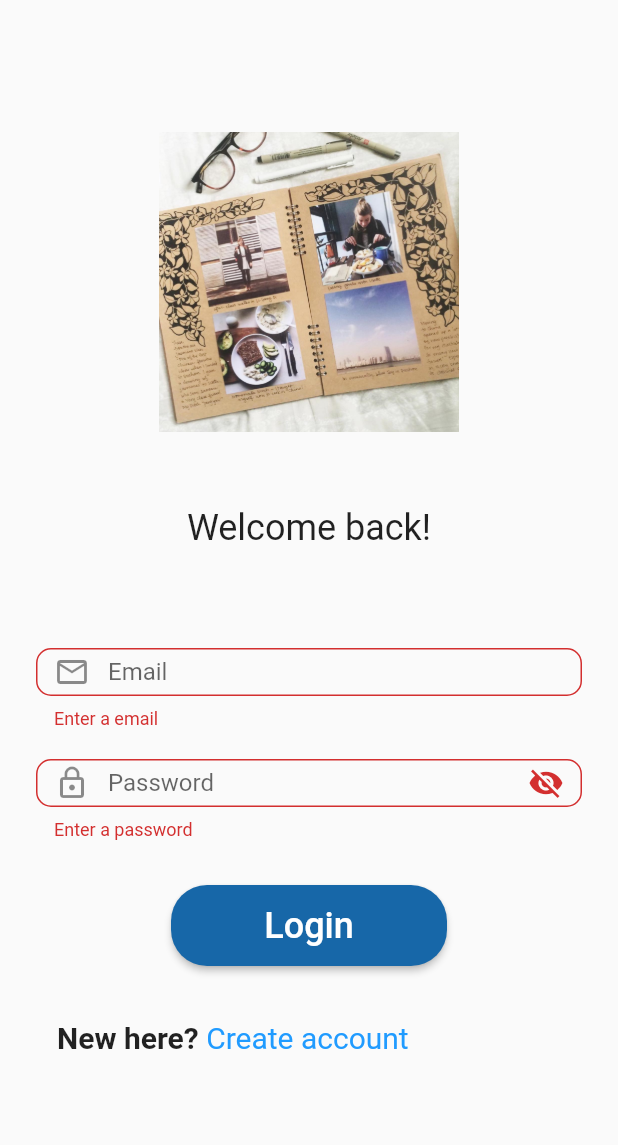
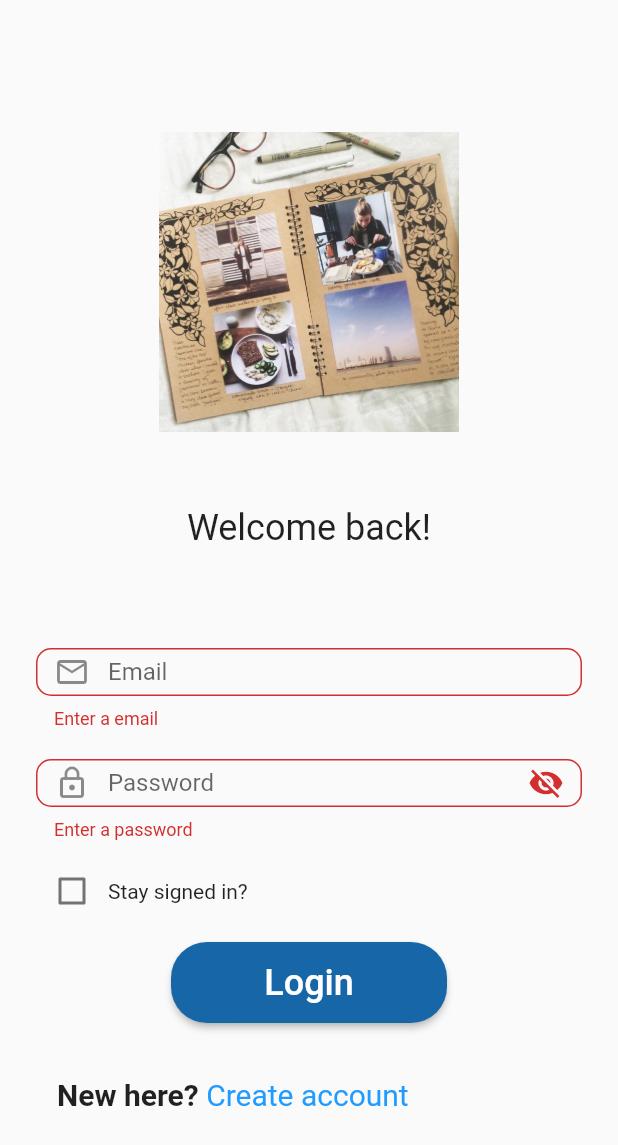
Before and after one commit to NicholasNassour/Scrapbook, a Flutter app: the screen it shows after launch, after a tap on "Login", on a phone screen of 412 x 824 dp. Shown: the top 1145 px of the screen. Run offline on Flutter 3.47's test engine with Material 2 defaults, Android fonts, the phone set to English and light mode, and no system bars; our stand-ins replace cloud_firestore, firebase_auth, firebase_core, flutter_secure_storage, geolocator, google_maps_flutter and 2 more; missing offline and left inert: flutter_polyline_points; accounts and stored records are empty.

Commit message:
added checkbox to stay logged in

```diff
--- a/lib/login.dart
+++ b/lib/login.dart
@@ -1,13 +1,10 @@
 import 'package:flutter/material.dart';
 import 'package:flutter_application_1/SignUp.dart';
-// import 'package:flutter_application_1/newPage.dart';
 import 'package:flutter_application_1/src/navpages/main_page.dart';
-// import 'package:flutter/services.dart';
 import 'dart:core';
 import 'package:flutter_application_1/authentication.dart';
-// import "home3.dart";
 import "package:flutter_secure_storage/flutter_secure_storage.dart";
-// import 'newPage.dart';
+import 'package:shared_preferences/shared_preferences.dart';
 
 //Create more messages when an email is not found/password is incorrect etc
 
@@ -89,6 +86,7 @@ class _LoginFormState extends State<LoginForm> {
   String? password;
 
   bool _obscureText = true;
+  bool _isChecked = false;
 
   @override
   Widget build(BuildContext context) {
@@ -165,37 +163,38 @@ class _LoginFormState extends State<LoginForm> {
             ),
           ),
 
-          const SizedBox(height: 30),
+          const SizedBox(height: 10),
+
+          // Stay signed in Checkbox
+          Row(
+            children: [
+              Checkbox(
+                value: _isChecked,
+                onChanged: (bool? value) {
+                  setState(() {
+                    _isChecked = value!;
+                  });
+                },
+              ),
+              const Flexible(
+                child: Text(
+                  'Stay signed in?',
+                  textAlign: TextAlign.right,
+                ),
+              ),
+            ],
+          ),
+
+          const SizedBox(height: 10),
 
           SizedBox(
             height: 54,
             width: 184,
             child: ElevatedButton(
               onPressed: () {
-                // Respond to button press
-
                 if (_formKey.currentState!.validate()) {
                   _formKey.currentState!.save();
-
-                  AuthenticationHelper()
-                      .signIn(email: email!, password: password!)
-                      .then((result) {
-                    if (result == null) {
-                      // Below is the code for logging in with a token
-                      //await storage.write(key: "token", value: output["token"]);
-                      Navigator.pushReplacement(
-                          context,
-                          MaterialPageRoute(
-                              builder: (context) => const MainPage()));
-                    } else {
-                      ScaffoldMessenger.of(context).showSnackBar(SnackBar(
-                        content: Text(
-                          result,
-                          style: const TextStyle(fontSize: 16),
-                        ),
-                      ));
-                    }
-                  });
+                  // _signIn();
                 }
               },
               style: ElevatedButton.styleFrom(
```
